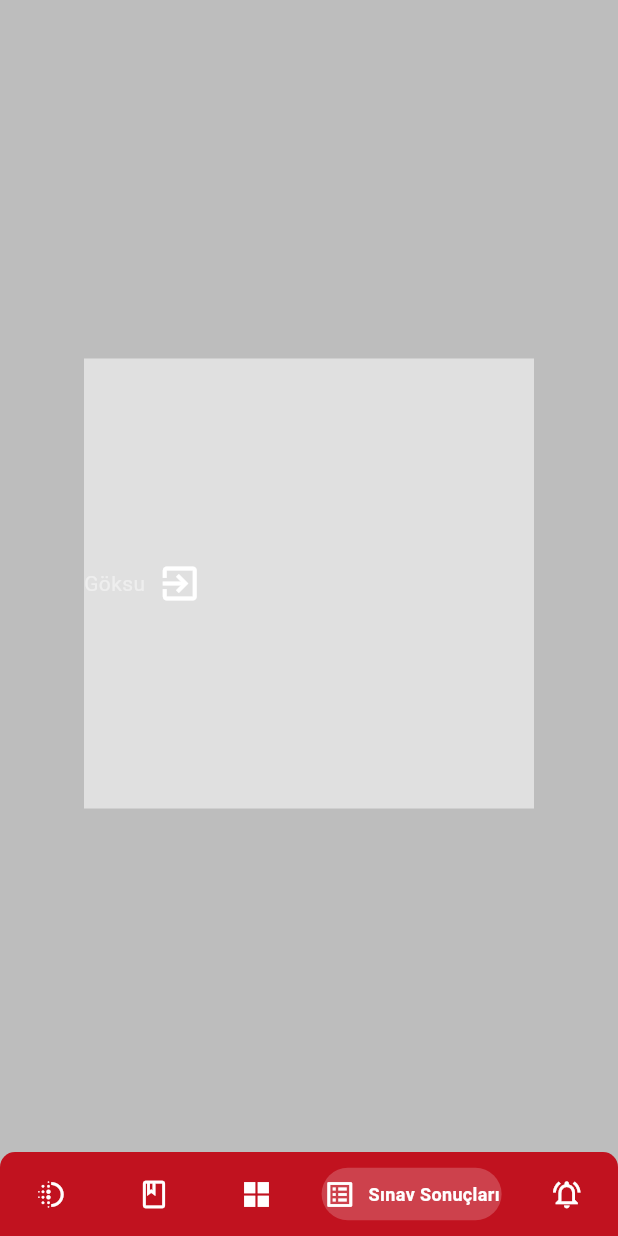
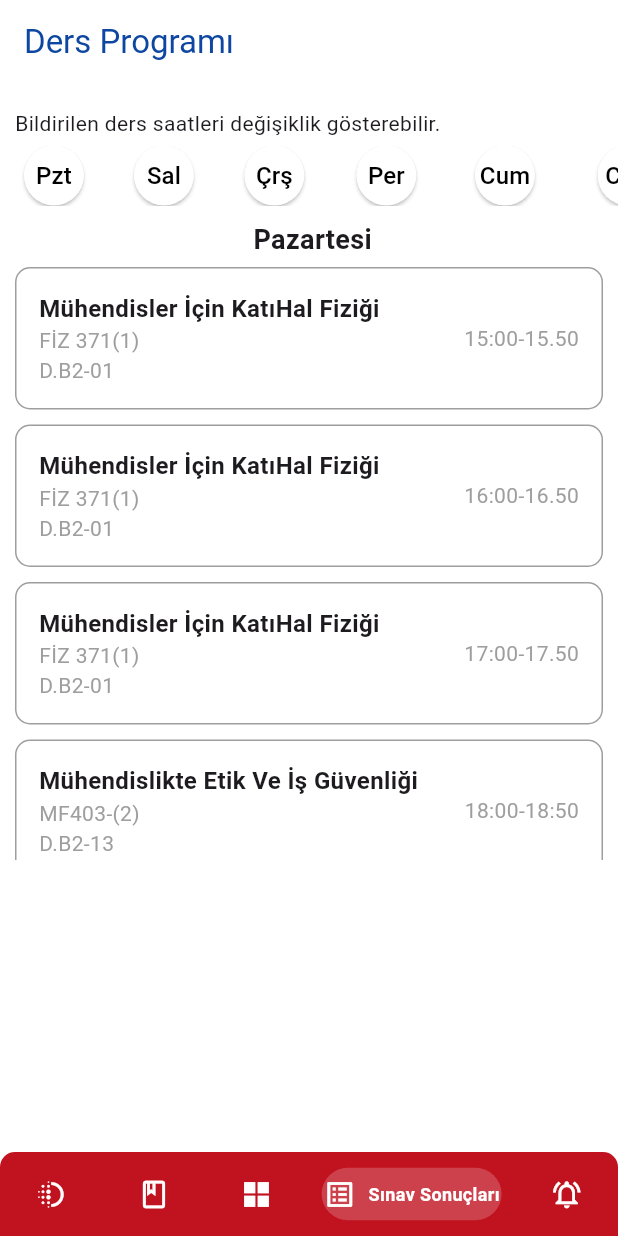
Before and after one commit to ugurakcaydev/DogusApp, a Flutter app: the screen it shows after launch, item 4 of the bottom bar chosen, on a phone screen of 412 x 824 dp. Run offline on Flutter 3.47's test engine with Material 3 defaults, Android fonts, the phone set to English and light mode, and no system bars; drawn by our look-alikes of persistent_bottom_nav_bar; our stand-ins replace contained_tab_bar_view, get; missing offline and left inert: bottom_sheet.

Commit message:
Göksu Ders Programı eklendi

```diff
--- a/lib/navbar/navbar.dart
+++ b/lib/navbar/navbar.dart
@@ -1,6 +1,6 @@
 import 'package:dogus_app/pages/home.dart';
 import 'package:dogus_app/pages/mylessons.dart';
-import 'package:dogus_app/pages/setting.dart';
+import 'package:dogus_app/pages/StudentProgram.dart';
 import 'package:dogus_app/widgets/customBottomSheet.dart';
 import 'package:persistent_bottom_nav_bar/persistent_tab_view.dart';
 
@@ -35,7 +35,7 @@ class _NavbarState extends State<Navbar> {
         Home(),
         MyLessons(),
         Container(), //QuickMenu
-        Setting(),
+        StudentProgram(),
         Container() //Notifications
       ],
       items: [
--- /dev/null
+++ b/lib/pages/StudentProgram.dart
@@ -0,0 +1,295 @@
+import 'package:flutter/material.dart';
+import 'package:dogus_app/widgets/custom_button.dart';
+
+class StudentProgram extends StatefulWidget {
+  const StudentProgram({Key? key}) : super(key: key);
+
+  @override
+  _StudentProgramState createState() => _StudentProgramState();
+}
+
+class _StudentProgramState extends State<StudentProgram> {
+  int selectedDayIndex = 0;
+  List<List<Map<String, String>>> lessonData = [
+    [
+      {
+        "lesson": "Mühendisler İçin KatıHal Fiziği",
+        "code": "FİZ 371(1)",
+        "time": "15:00-15.50",
+        "location": "D.B2-01"
+      },
+      {
+        "lesson": "Mühendisler İçin KatıHal Fiziği",
+        "code": "FİZ 371(1)",
+        "time": "16:00-16.50",
+        "location": "D.B2-01"
+      },
+      {
+        "lesson": "Mühendisler İçin KatıHal Fiziği",
+        "code": "FİZ 371(1)",
+        "time": "17:00-17.50",
+        "location": "D.B2-01"
+      },
+      {
+        "lesson": "Mühendislikte Etik Ve İş Güvenliği",
+        "code": "MF403-(2)",
+        "time": "18:00-18:50",
+        "location": "D.B2-13"
+      },
+      {
+        "lesson": "Mühendislikte Etik Ve İş Güvenliği",
+        "code": "MF403-(2)",
+        "time": "19:00-19:50",
+        "location": "D.B2-13"
+      },
+    ],
+    // Pazartesi
+    [
+      {
+        "lesson": "Yazılım Tasarımı ve Mimarisi",
+        "code": "YM 341-(1)",
+        "time": "09:00-09:50",
+        "location": "D.B2-15",
+      },
+      {
+        "lesson": "Yazılım Tasarımı ve Mimarisi",
+        "code": "YM 341-(1)",
+        "time": "10:00-10:50",
+        "location": "D.B2-15",
+      },
+      {
+        "lesson": "Yazılım Tasarımı ve Mimarisi",
+        "code": "YM 341-(1)",
+        "time": "15:00-15:50",
+        "location": "D.B1-16-PC Lab",
+      },
+      {
+        "lesson": "Yazılım Tasarımı ve Mimarisi",
+        "code": "YM 341-(1)",
+        "time": "16:00-16:50",
+        "location": "D.B1-16-PC Lab",
+      },
+      {
+        "lesson": "Bilgisayar Organizasyonu Ve Mimarisi",
+        "code": "BİM 226-(1)",
+        "time": "19:00-19:50",
+        "location": "D.Online",
+      },
+      {
+        "lesson": "Bilgisayar Organizasyonu Ve Mimarisi",
+        "code": "BİM 226-(1)",
+        "time": "20:00-20:50",
+        "location": "D.Online",
+      },
+      {
+        "lesson": "Bilgisayar Organizasyonu Ve Mimarisi",
+        "code": "BİM 226-(1)",
+        "time": "21:00-21:50",
+        "location": "D.Online",
+      },
+      {
+        "lesson": "Bilgisayar Organizasyonu Ve Mimarisi",
+        "code": "BİM 226-(1)",
+        "time": "22:00-22:50",
+        "location": "D.Online",
+      },
+    ], //Salı
+    [
+      {
+        "lesson": "İşletim Sistemleri",
+        "code": "BİM 361-(1)",
+        "time": "11:00-11:50",
+        "location": "D.213",
+      },
+      {
+        "lesson": "İşletim Sistemleri",
+        "code": "BİM 361-(1)",
+        "time": "12:00-12:50",
+        "location": "D.213",
+      },
+      {
+        "lesson": "İşletim Sistemleri",
+        "code": "BİM 361-(1)",
+        "time": "13:00-13:50",
+        "location": "D.B1-74-PC Lab",
+      },
+      {
+        "lesson": "İşletim Sistemleri",
+        "code": "BİM 361-(1)",
+        "time": "14:00-14:50",
+        "location": "D.B1-74-PC Lab",
+      },
+    ], //Çarşamba
+
+    [], //Perşembe
+
+    [
+      {
+        "lesson": "Algoritma Analizi",
+        "code": "BİM 355-(1)",
+        "time": "11:00-11:50",
+        "location": "D.B1-18-PC Lab",
+      },
+      {
+        "lesson": "Algoritma Analizi",
+        "code": "BİM 355-(1)",
+        "time": "12:00-12:50",
+        "location": "D.B1-18-PC Lab",
+      },
+    ], //Cuma
+
+    [
+      {
+        "lesson": "Algoritma Analizi",
+        "code": "BİM 355-(1)",
+        "time": "12:00-12:50",
+        "location": "D.Online",
+      },
+      {
+        "lesson": "Algoritma Analizi",
+        "code": "BİM 355-(1)",
+        "time": "13:00-13:50",
+        "location": "D.Online",
+      },
+    ], //Cumartesi
+  ];
+
+  void showLessons(int dayIndex) {
+    setState(() {
+      selectedDayIndex = dayIndex;
+    });
+  }
+
+  @override
+  void initState() {
+    super.initState();
+    showLessons(selectedDayIndex);
+  }
+
+  Widget build(BuildContext context) {
+    return MaterialApp(
+      debugShowCheckedModeBanner: false,
+      home: Scaffold(
+        backgroundColor: Colors.white,
+        appBar: AppBar(
+          backgroundColor: Colors.white,
+          centerTitle: true,
+          title: Align(
+            alignment: Alignment.centerLeft,
+            child: Text(
+              'Ders Programı',
+              style: TextStyle(color: Colors.blue[900]),
+            ),
+          ),
+        ),
+        body: SafeArea(
+          child: Center(
+            child: Container(
+              width: double.infinity,
+              height: 700,
+              child: Column(
+                mainAxisAlignment: MainAxisAlignment.start,
+                crossAxisAlignment: CrossAxisAlignment.start,
+                children: [
+                  SizedBox(
+                    height: 5,
+                  ),
+                  Padding(
+                    padding: const EdgeInsets.only(left: 10.0),
+                    child: Text(
+                        'Bildirilen ders saatleri değişiklik gösterebilir.'),
+                  ),
+                  SizedBox(
+                    height: 5,
+                  ),
+                  CustomButton(onButtonPressed: showLessons),
+                  if (selectedDayIndex != -1)
+                    Column(
+                      children: [
+                        SizedBox(height: 10),
+                        Text(
+                          ' ${getDayName(selectedDayIndex)}',
+                          style: TextStyle(
+                              fontSize: 18, fontWeight: FontWeight.bold),
+                        ),
+                        Container(
+                          height: 400,
+                          child: ListView(
+                            children:
+                                lessonData[selectedDayIndex].map((lessonInfo) {
+                              return Container(
+                                margin: EdgeInsets.symmetric(
+                                    horizontal: 10, vertical: 5),
+                                padding: EdgeInsets.all(15),
+                                decoration: BoxDecoration(
+                                  border: Border.all(color: Colors.grey),
+                                  borderRadius: BorderRadius.circular(10),
+                                ),
+                                child: Column(
+                                  crossAxisAlignment: CrossAxisAlignment.start,
+                                  children: [
+                                    Row(
+                                      children: [
+                                        Expanded(
+                                          child: Column(
+                                            crossAxisAlignment:
+                                                CrossAxisAlignment.start,
+                                            children: [
+                                              Text(
+                                                lessonInfo["lesson"] ?? "",
+                                                style: TextStyle(
+                                                    fontSize: 16,
+                                                    fontWeight:
+                                                        FontWeight.bold),
+                                              ),
+                                              Text(
+                                                "${lessonInfo["code"] ?? ""}",
+                                                style: TextStyle(
+                                                    fontSize: 14,
+                                                    color: Colors.grey),
+                                              ),
+                                              Text(
+                                                "${lessonInfo["location"] ?? ""}",
+                                                style: TextStyle(
+                                                    fontSize: 14,
+                                                    color: Colors.grey),
+                                              ),
+                                            ],
+                                          ),
+                                        ),
+                                        Text(
+                                          lessonInfo["time"] ?? "",
+                                          style: TextStyle(
+                                              fontSize: 14, color: Colors.grey),
+                                        ),
+                                      ],
+                                    ),
+                                  ],
+                                ),
+                              );
+                            }).toList(),
+                          ),
+                        ),
+                      ],
+                    ),
+                ],
+              ),
+            ),
+          ),
+        ),
+      ),
+    );
+  }
+
+  String getDayName(int dayIndex) {
+    List<String> dayNames = [
+      "Pazartesi",
+      "Salı",
+      "Çarşamba",
+      "Perşembe",
+      "Cuma",
+      "Cumartesi"
+    ];
+    return dayNames[dayIndex];
+  }
+}
--- a/lib/pages/setting.dart
+++ /dev/null
@@ -1,49 +0,0 @@
-import 'package:dogus_app/theme/theme_provider.dart';
-import 'package:flutter/material.dart';
-import 'package:provider/provider.dart';
-
-class Setting extends StatefulWidget {
-  const Setting({Key? key}) : super(key: key);
-
-  @override
-  _SettingState createState() => _SettingState();
-}
-
-class _SettingState extends State<Setting> {
-  @override
-  Widget build(BuildContext context) {
-    return Scaffold(
-      backgroundColor: Theme.of(context).colorScheme.background,
-      body: Center(
-        child: Container(
-          width: 300,
-          height: 300,
-          color: Theme.of(context).colorScheme.primary,
-          child: Row(
-            children: [
-              Text(
-                "Göksu",
-                style:
-                    TextStyle(color: Theme.of(context).colorScheme.secondary),
-              ),
-              GestureDetector(
-                onTap: () {
-                  Provider.of<ThemeProvider>(context, listen: false)
-                      .toggleTheme();
-                },
-                child: Container(
-                  padding: EdgeInsets.all(8),
-                  child: Icon(
-                    Icons.exit_to_app,
-                    size: 30,
-                    color: Colors.white,
-                  ),
-                ),
-              ),
-            ],
-          ),
-        ),
-      ),
-    );
-  }
-}
--- a/lib/routes/routes.dart
+++ b/lib/routes/routes.dart
@@ -4,7 +4,7 @@ import 'package:dogus_app/pages/home.dart';
 import 'package:dogus_app/pages/login.dart';
 import 'package:dogus_app/pages/mylessons.dart';
 import 'package:dogus_app/pages/notification.dart';
-import "package:dogus_app/pages/setting.dart";
+import 'package:dogus_app/pages/StudentProgram.dart';
 import "package:dogus_app/screens/StudentCalendar/index.dart";
 import "package:get/get.dart";
 
@@ -13,7 +13,7 @@ class AppPage {
   static String login = "/login";
   static String home = "/home";
   static String mylessons = "/mylessons";
-  static String setting = "/setting";
+  static String studentprogram = "/studentprogram";
   static String notificationspage = "/notificationspage";
   static String studentcalendar = "/studentcalendar";
 
@@ -22,7 +22,7 @@ class AppPage {
     GetPage(name: login, page: () => const LoginPage()),
     GetPage(name: home, page: () => const Home()),
     GetPage(name: mylessons, page: () => const MyLessons()),
-    GetPage(name: setting, page: () => const Setting()),
+    GetPage(name: studentprogram, page: () => const StudentProgram()),
     GetPage(name: notificationspage, page: () => const NotificationsPage()),
     GetPage(name: studentcalendar, page: () => const StudentCalendar()),
   ];
@@ -31,7 +31,7 @@ class AppPage {
   static getlogin() => login;
   static gethome() => home;
   static getmylessons() => mylessons;
-  static getsetting() => setting;
+  static getstudentprogram() => studentprogram;
   static getnotificationspage() => notificationspage;
   static getstudentcalendar() => studentcalendar;
 }
--- /dev/null
+++ b/lib/widgets/custom_button.dart
@@ -0,0 +1,57 @@
+import 'package:flutter/material.dart';
+
+class CustomButton extends StatefulWidget {
+  final Function(int) onButtonPressed;
+
+  const CustomButton({Key? key, required this.onButtonPressed})
+      : super(key: key);
+
+  @override
+  _CustomButtonState createState() => _CustomButtonState();
+}
+
+class _CustomButtonState extends State<CustomButton> {
+  List<Color> buttonColors = List.generate(6, (index) => Colors.white);
+  List<String> dayNames = ["Pzt", "Sal", "Çrş", "Per", "Cum", "Cmt"];
+
+  @override
+  Widget build(BuildContext context) {
+    return Container(
+      height: 40,
+      child: SingleChildScrollView(
+        scrollDirection: Axis.horizontal,
+        child: Row(
+          children: [
+            for (int i = 0; i < 6; i++)
+              Padding(
+                padding: const EdgeInsets.only(right: 2.0),
+                child: ElevatedButton(
+                  style: ElevatedButton.styleFrom(
+                    shape: CircleBorder(),
+                    backgroundColor: buttonColors[i],
+                  ),
+                  onPressed: () {
+                    setState(() {
+                      for (int j = 0; j < buttonColors.length; j++) {
+                        buttonColors[j] = Colors.white;
+                      }
+
+                      buttonColors[i] = Colors.red;
+
+                      widget.onButtonPressed(i);
+                    });
+                  },
+                  child: Center(
+                    child: Text(
+                      dayNames[i],
+                      style: TextStyle(fontSize: 16, color: Colors.black),
+                    ),
+                  ),
+                ),
+              ),
+          ],
+        ),
+      ),
+    );
+  }
+}
```
